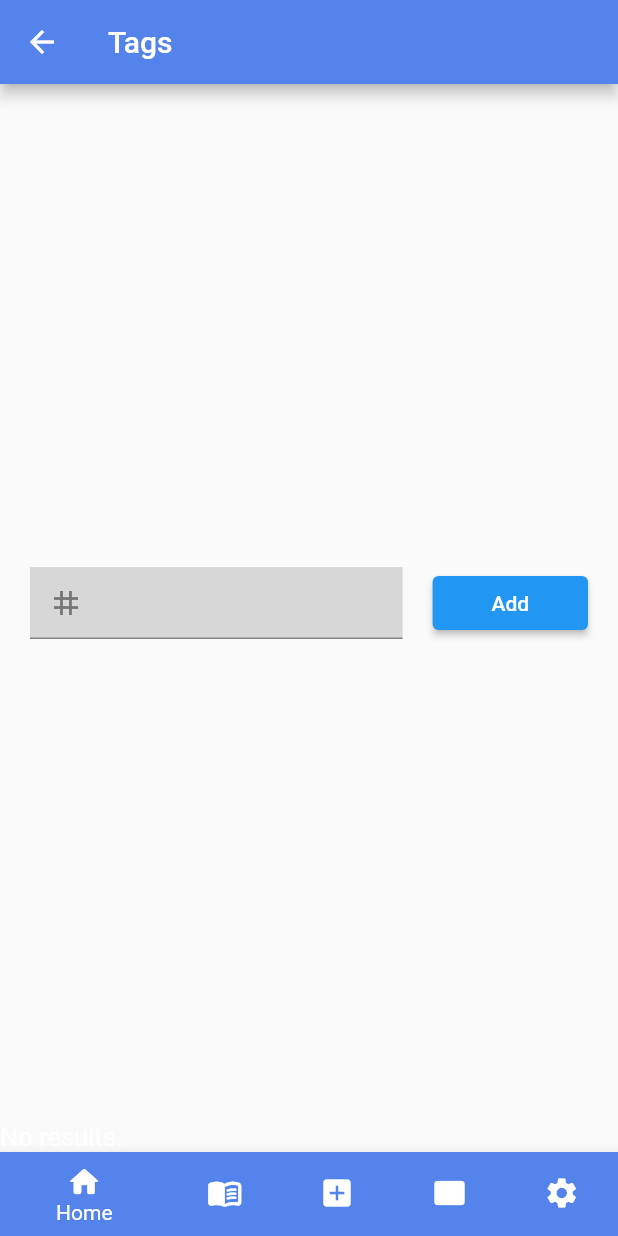
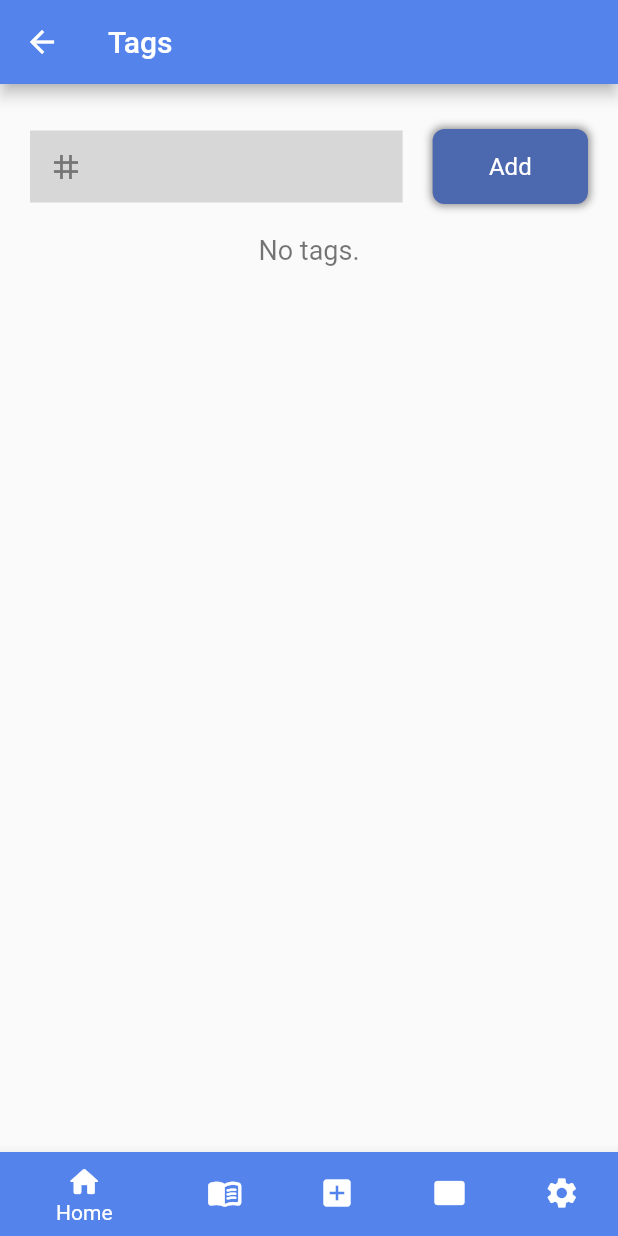
Before and after one commit to ricardo-gonzalez-villegas/flashcards-app, a Flutter app: the ManageTagsScreen screen opened directly, on a phone screen of 412 x 824 dp. Run offline on Flutter 3.47's test engine with Material 2 defaults, Android fonts, the phone set to English and light mode, and no system bars; our stand-ins replace cloud_firestore, firebase_auth, firebase_core, font_awesome_flutter; accounts and stored records are empty; network calls fail.

Commit message:
Refactored tag screen to use uuid and finish initial design

```diff
--- a/lib/screens/manage_tags_screen.dart
+++ b/lib/screens/manage_tags_screen.dart
@@ -1,9 +1,11 @@
 import 'dart:collection';
 import 'package:cloud_firestore/cloud_firestore.dart';
 import 'package:firebase_auth/firebase_auth.dart';
+import 'package:flashcards_app/utils/screensize_reducer.dart';
 import 'package:flutter/material.dart';
 import 'package:font_awesome_flutter/font_awesome_flutter.dart';
 import '../widgets/bottom_nav_bar.dart';
+import 'package:uuid/uuid.dart';
 
 class ManageTagsScreen extends StatefulWidget {
   const ManageTagsScreen({Key? key}) : super(key: key);
@@ -43,7 +45,9 @@ class _CreateTagFormState extends State<CreateTagForm> {
   final Timestamp _timeStamp = Timestamp.fromDate(DateTime.now());
 
   void _onClick(String tag) {
-    _tagsCollection.add({
+    var uuid = const Uuid().v4();
+    _tagsCollection.doc(uuid).set({
+      "id": uuid,
       "user_id": FirebaseAuth.instance.currentUser?.uid,
       "tag_name": tag.toUpperCase(),
       "created_at": _timeStamp,
@@ -54,8 +58,8 @@ class _CreateTagFormState extends State<CreateTagForm> {
 
   @override
   Widget build(BuildContext context) {
-    return Expanded(
-      flex: 1,
+    return Container(
+      margin: const EdgeInsets.fromLTRB(0, 30, 0, 20),
       child: Row(
         mainAxisAlignment: MainAxisAlignment.center,
         crossAxisAlignment: CrossAxisAlignment.center,
@@ -69,23 +73,45 @@ class _CreateTagFormState extends State<CreateTagForm> {
                 controller: _tagController,
                 autocorrect: true,
                 decoration: const InputDecoration(
+                  border: InputBorder.none,
                   prefixIcon: Icon(
                     Icons.tag,
-                  )),
+                  ),
+                ),
               ),
             ),
           ),
           Expanded(
             flex: 3,
-              //reformart elevated button into container button
+            //add swipe to delete widget
+            child: GestureDetector(
+              onTap: (() => _onClick(_tagController.text)),
               child: Container(
+                height: 50,
+                decoration: BoxDecoration(
+                  borderRadius: BorderRadius.circular(8),
+                  color: const Color.fromARGB(255, 76, 104, 175),
+                  boxShadow: [
+                    BoxShadow(
+                      color: const Color.fromARGB(255, 39, 38, 38)
+                          .withOpacity(0.5),
+                      spreadRadius: 1,
+                      blurRadius: 4,
+                    )
+                  ],
+                ),
                 margin: const EdgeInsets.fromLTRB(0, 0, 20, 0),
-                child: ElevatedButton(
-                    onPressed: () => _onClick(_tagController.text),
-                    child: const Text("Add")),
+                child: const Center(
+                  child: Text(
+                    "Add",
+                    style: TextStyle(color: Colors.white, fontSize: 16),
+                  ),
+                ),
+              ),
             ),
           )
-          ]),
+        ],
+      ),
     );
   }
 }
@@ -103,6 +129,10 @@ class _TagsListDisplayState extends State<TagsListDisplay> {
       .where("user_id", isEqualTo: FirebaseAuth.instance.currentUser!.uid)
       .snapshots();
 
+  void _onSwipe(String uuid) {
+    FirebaseFirestore.instance.collection("tags").doc(uuid).delete();
+  }
+
   @override
   Widget build(BuildContext context) {
     return StreamBuilder<QuerySnapshot>(
@@ -115,9 +145,11 @@ class _TagsListDisplayState extends State<TagsListDisplay> {
         }
         List tagsList = tagsSnapshot.data!.docs.toList();
         if (tagsList.isEmpty) {
-          return const Text(
-            "No results.",
-            style: TextStyle(fontSize: 17, color: Colors.white),
+          return const Center(
+            child: Text(
+              "No tags.",
+              style: TextStyle(fontSize: 18, color: Colors.black54),
+            ),
           );
         }
 
@@ -127,13 +159,24 @@ class _TagsListDisplayState extends State<TagsListDisplay> {
             itemCount: tagsList.length,
             itemBuilder: (context, index) {
               LinkedHashMap<String, dynamic> tagData = tagsList[index].data();
-                return tagTile(
+              return Dismissible(
+                onDismissed: (direction) {
+                  _onSwipe(tagData["id"]);
+
+                  ScaffoldMessenger.of(context).showSnackBar(
+                      const SnackBar(content: Text('Tag Deleted')));
+                },
+                key: UniqueKey(),
+                child: tagTile(
                   context,
                   tagData["tag_name"],
                   tagData["flashcard_ids"],
                   Icons.tag_sharp,
-                    const Color.fromARGB(255, 76, 104, 175));
-              }),
+                  const Color.fromARGB(255, 76, 104, 175),
+                ),
+              );
+            },
+          ),
         );
       },
     );
@@ -150,7 +193,7 @@ Container tagTile(BuildContext context, String tag, List flashcards,
       boxShadow: [
         BoxShadow(
           color: const Color.fromARGB(255, 39, 38, 38).withOpacity(0.5),
-          spreadRadius: 2,
+          spreadRadius: 1,
           blurRadius: 5,
         )
       ],
@@ -170,7 +213,8 @@ Container tagTile(BuildContext context, String tag, List flashcards,
             child: FaIcon(
               icon,
               color: Colors.black38,
-          )),
+            ),
+          ),
         ),
         Column(
           mainAxisAlignment: MainAxisAlignment.center,
--- a/lib/screens/signup_screen.dart
+++ b/lib/screens/signup_screen.dart
@@ -17,7 +17,7 @@ class _SignUpScreenState extends State<SignUpScreen> {
   final TextEditingController _emailController = TextEditingController();
   final CollectionReference _usersCollection =
       FirebaseFirestore.instance.collection("users");
-  Timestamp timeStamp = Timestamp.fromDate(DateTime.now());
+  final Timestamp timeStamp = Timestamp.fromDate(DateTime.now());
 
   @override
   Widget build(BuildContext context) {
--- a/pubspec.yaml
+++ b/pubspec.yaml
@@ -37,6 +37,7 @@ dependencies:
   firebase_auth: ^3.3.20
   cloud_firestore: ^3.1.18
   font_awesome_flutter: ^10.1.0
+  uuid: ^3.0.6
 
 dev_dependencies:
   flutter_test:
```
Also changed, not shown: pubspec.lock. Lines whose indentation alone changed are shown as unchanged.
